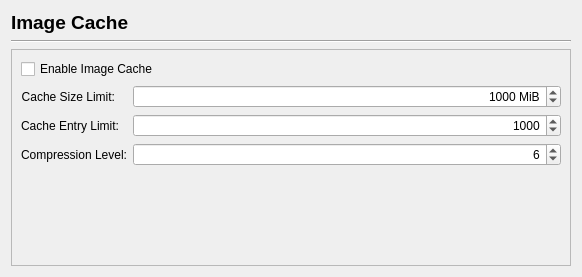
First picture: the form in scribus/ui/prefs_imagecachebase.ui, repository scribusproject/scribus, before the edit.
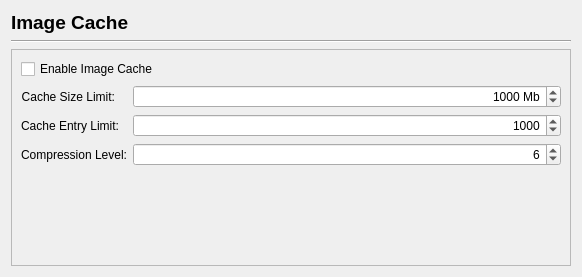
Second picture: the form after the edit.

What changed in the file:
```diff
--- a/scribus/ui/prefs_imagecachebase.ui
+++ b/scribus/ui/prefs_imagecachebase.ui
@@ -96,7 +96,7 @@
             <enum>QAbstractSpinBox::UpDownArrows</enum>
            </property>
            <property name="suffix">
-            <string> MiB</string>
+            <string> Mb</string>
            </property>
            <property name="minimum">
             <number>100</number>
```
